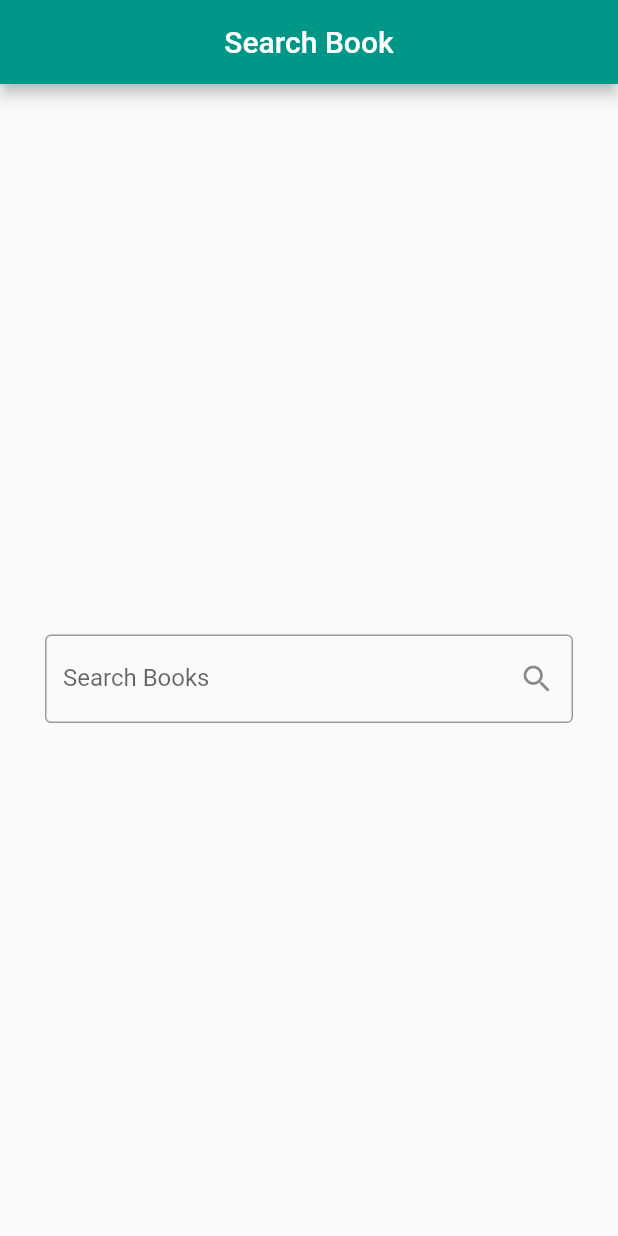
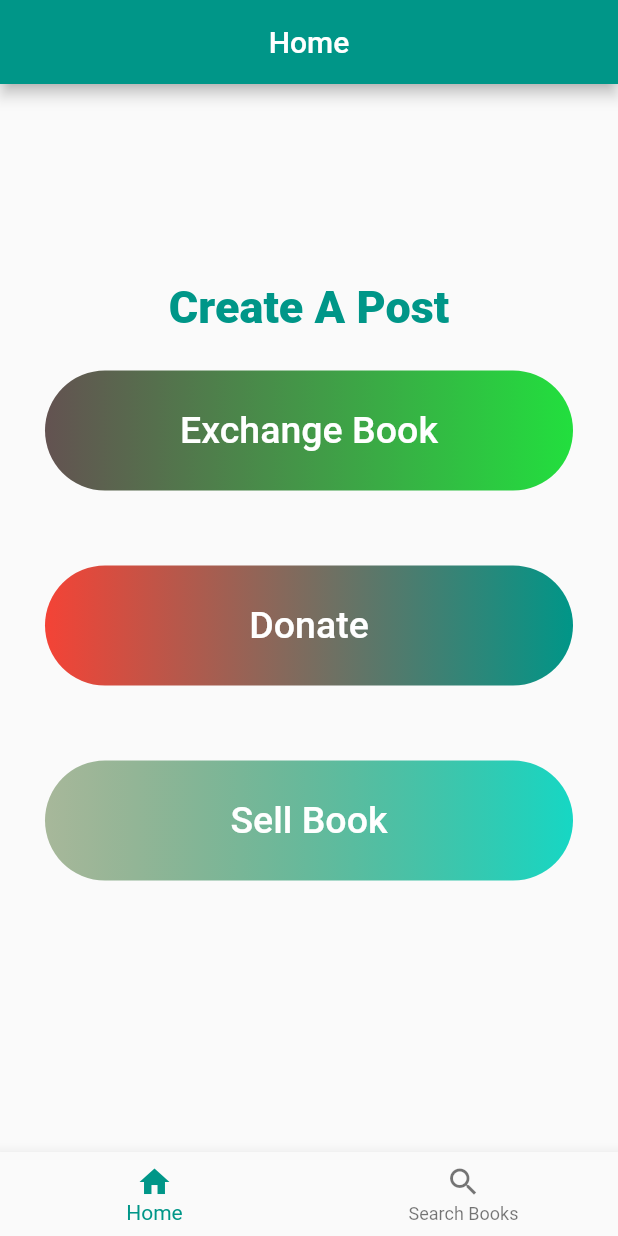
Before and after one commit to tanvir248/Book_Exchange, a Flutter app: the screen it shows after launch, after a tap on "Login", on a phone screen of 412 x 824 dp. Run offline on Flutter 3.47's test engine with Material 2 defaults, Android fonts, the light colour scheme and no system bars.

Commit message:
Home UI And bottom tab system implemented

```diff
--- a/lib/home_Screen.dart
+++ b/lib/home_Screen.dart
@@ -0,0 +1,119 @@
+import 'package:book_exchange/main.dart';
+import 'package:flutter/material.dart';
+
+
+class homeScreen extends StatelessWidget {
+  const homeScreen({ Key? key }) : super(key: key);
+
+  @override
+  Widget build(BuildContext context) {
+    return Padding(
+      padding: const EdgeInsets.all(30),
+      child: Center(
+        child: SingleChildScrollView(
+          child: Column(
+            children: [
+              const Text(
+                "Create A Post",
+                style: TextStyle(
+                  fontSize: 30,
+                  fontWeight:  FontWeight.w900,
+                  color: Colors.teal,
+                ),
+              ),
+              const SizedBox(
+                height: 25,
+              ),
+
+
+     Container(
+    height: 80,
+    width: double.infinity,
+    decoration: BoxDecoration(
+      borderRadius:  BorderRadius.circular(100),
+      gradient: const LinearGradient(colors: [Color.fromARGB(255, 99, 82, 81), Color.fromARGB(255, 34, 223, 62)]),
+
+    ),
+    child: MaterialButton(
+      onPressed: (){
+        Navigator.push(context,
+        MaterialPageRoute(builder: (context) => signUpUI()),
+        );
+      },
+      child: Text("Exchange Book",
+      style: TextStyle(
+          fontSize: 25,
+          color: Colors.white
+      ),
+      ),
+    ),
+),
+  const SizedBox(
+    height: 50,
+  ),
+
+
+
+  Container(
+    height: 80,
+    width: double.infinity,
+    decoration: BoxDecoration(
+      borderRadius:  BorderRadius.circular(100),
+      gradient: const LinearGradient(colors: [Colors.red, Colors.teal]),
+
+    ),
+    child: MaterialButton(
+      onPressed: (){
+        Navigator.push(context,
+        MaterialPageRoute(builder: (context) => signUpUI()),
+        );
+      },
+      child: Text("Donate",
+      style: TextStyle(
+          fontSize: 25,
+          color: Colors.white
+      ),
+      ),
+    ),
+),
+  const SizedBox(
+    height: 50,
+  ),
+
+
+
+  Container(
+    height: 80,
+    width: double.infinity,
+    decoration: BoxDecoration(
+      borderRadius:  BorderRadius.circular(100),
+      gradient: const LinearGradient(colors: [Color.fromARGB(119, 73, 108, 45), Color.fromARGB(255, 22, 215, 196)]),
+
+    ),
+    child: MaterialButton(
+      onPressed: (){
+        Navigator.push(context,
+        MaterialPageRoute(builder: (context) => signUpUI()),
+        );
+      },
+      child: Text("Sell Book",
+      style: TextStyle(
+          fontSize: 25,
+          color: Colors.white
+      ),
+      ),
+    ),
+),
+  const SizedBox(
+    height: 50,
+  ),
+
+
+
+            ],
+          ),
+        ),
+      ),
+    );
+  }
+}
--- a/lib/login_Screen.dart
+++ b/lib/login_Screen.dart
@@ -69,7 +69,7 @@ Container(
     child: MaterialButton(
       onPressed: (){
           Navigator.push(context,
-        MaterialPageRoute(builder: (context) => searchUI()),
+        MaterialPageRoute(builder: (context) => bottomNavUI()),
         );
       },
       child: Text("Login",
--- a/lib/main.dart
+++ b/lib/main.dart
@@ -1,7 +1,13 @@
+import 'package:book_exchange/home_Screen.dart';
 import 'package:book_exchange/searchBook_Screen.dart';
 import 'package:book_exchange/sign_up_Screen.dart';
 import 'package:flutter/material.dart';
 import 'login_Screen.dart';
+import 'package:book_exchange/home_Screen.dart';
+import 'package:book_exchange/main.dart';
+import 'package:book_exchange/searchBook_Screen.dart';
+import 'package:flutter/material.dart';
+
 void main() => runApp(loginUI());
 
 class loginUI extends StatelessWidget {
@@ -78,3 +84,79 @@ class searchUI extends StatelessWidget {
     );
   }
 }
+
+class homehUI extends StatelessWidget {
+
+  const homehUI({ Key? key }) : super(key: key);
+
+  @override
+  Widget build(BuildContext context) {
+    return MaterialApp(
+      debugShowCheckedModeBanner: false,
+      title:  "Home",
+      theme: ThemeData(
+        primarySwatch: Colors.teal,
+
+      ),
+      home: Scaffold(
+        appBar: AppBar(
+          centerTitle: true,
+          title: Text(
+            "Home"
+          ),
+        ),
+      body: homeScreen(),
+        ),
+    );
+  }
+}
+
+
+
+
+
+  class bottomNavUI extends StatefulWidget {
+  const bottomNavUI({ Key? key }) : super(key: key);
+
+  @override
+  _bottomNavUI createState() => _bottomNavUI();
+}
+
+class _bottomNavUI extends State<bottomNavUI> {
+
+int _currentIndex = 0;
+final tabs = [
+     homehUI(),
+     searchUI()
+  ];
+
+  @override
+  Widget build(BuildContext context) => Scaffold(
+
+    body: tabs[_currentIndex],
+    bottomNavigationBar: BottomNavigationBar(
+      currentIndex : _currentIndex,
+
+      items: [
+        BottomNavigationBarItem(
+          icon: Icon(Icons.home),
+          label: "Home",
+          backgroundColor: Colors.red
+          ),
+
+          BottomNavigationBarItem(
+          icon: Icon(Icons.search),
+          label: "Search Books",
+          backgroundColor: Colors.green
+
+          )
+    ],
+    onTap: (index) {
+      setState(() {
+      _currentIndex = index;
+      });
+    }
+    ),
+
+    );
+  }
```
Also changed, not shown: lib/bttomNavigationUI.dart (added, +45 -0 lines).
